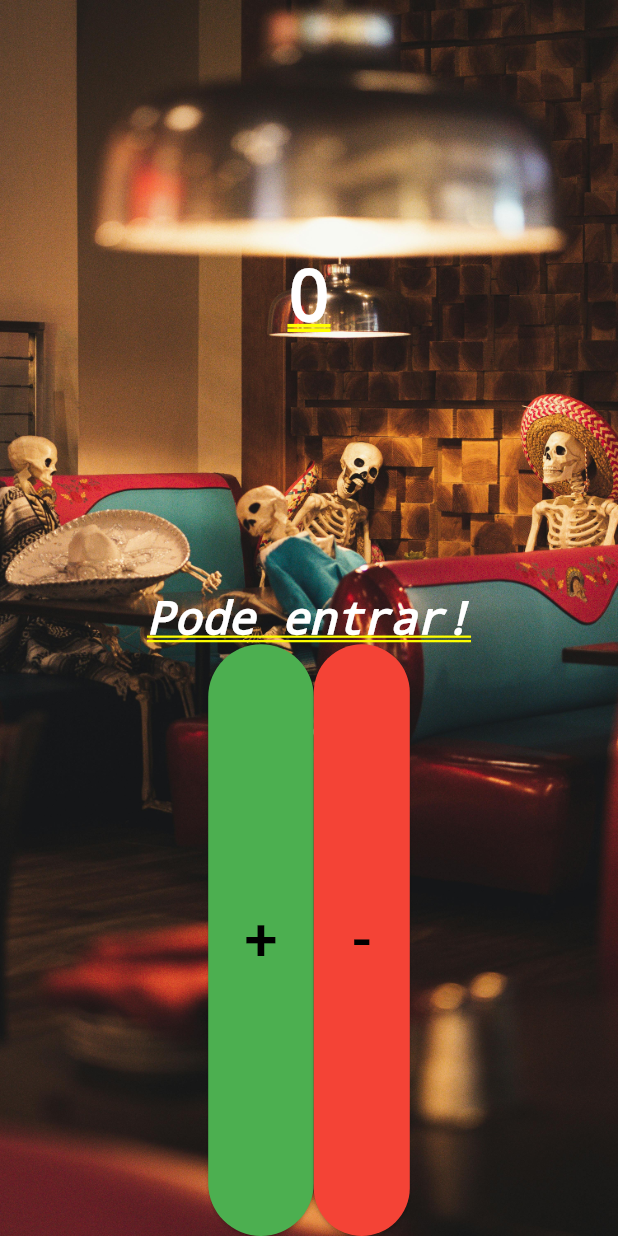
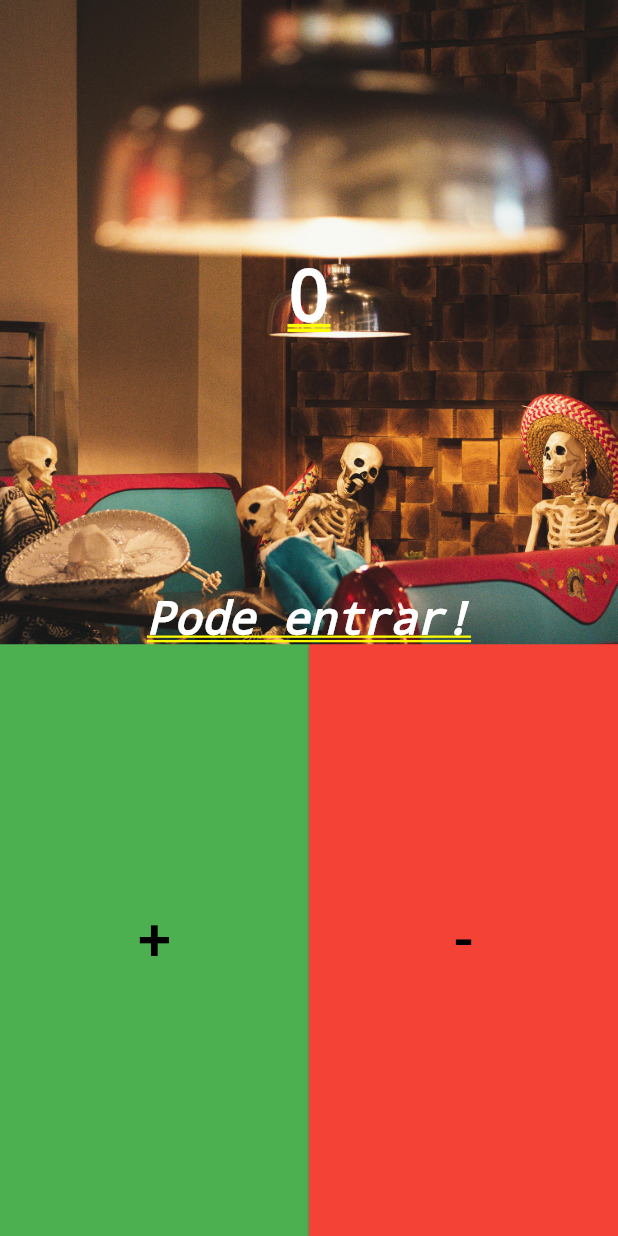
Before and after one commit to GuilhermeEDS/flutter_count, a Flutter app: the screen it shows after launch, on a phone screen of 412 x 824 dp. Run offline on Flutter 3.47's test engine with Material 3 defaults, Android fonts, the light colour scheme and no system bars.

Commit message:
Altera botões para preencherem a tela horizontalmente

```diff
--- a/lib/main.dart
+++ b/lib/main.dart
@@ -1,5 +1,4 @@
 import 'package:flutter/material.dart';
-import 'package:flutter/widgets.dart';
 
 void main() {
   runApp(const MaterialApp(title: "Contador de pessoas", home: Home()));
@@ -9,10 +8,10 @@ class Home extends StatefulWidget {
   const Home({super.key});
 
   @override
-  _HomeState createState() => _HomeState();
+  HomeState createState() => HomeState();
 }
 
-class _HomeState extends State<Home> {
+class HomeState extends State<Home> {
   int _pessoa = 0;
   String _mensagem = "Pode entrar!";
 
@@ -61,10 +60,15 @@ class _HomeState extends State<Home> {
                   mainAxisAlignment: MainAxisAlignment.center,
                   crossAxisAlignment: CrossAxisAlignment.stretch,
                   children: <Widget>[
-                    ElevatedButton(
-                      style: ButtonStyle(
-                        backgroundColor: MaterialStatePropertyAll(Colors.green),
-                      ),
+                    Expanded(
+                        child: ElevatedButton(
+                      style: const ButtonStyle(
+                          backgroundColor:
+                              MaterialStatePropertyAll(Colors.green),
+                          shape:
+                              MaterialStatePropertyAll<RoundedRectangleBorder>(
+                                  RoundedRectangleBorder(
+                                      borderRadius: BorderRadius.zero))),
                       child: const Text(
                         "+",
                         style: TextStyle(
@@ -75,11 +79,15 @@ class _HomeState extends State<Home> {
                       onPressed: () {
                         _changePeople(1);
                       },
-                    ),
-                    ElevatedButton(
-                      style: ButtonStyle(
-                        backgroundColor: MaterialStatePropertyAll(Colors.red),
-                      ),
+                    )),
+                    Expanded(
+                        child: ElevatedButton(
+                      style: const ButtonStyle(
+                          backgroundColor: MaterialStatePropertyAll(Colors.red),
+                          shape:
+                              MaterialStatePropertyAll<RoundedRectangleBorder>(
+                                  RoundedRectangleBorder(
+                                      borderRadius: BorderRadius.zero))),
                       child: const Text(
                         "-",
                         style: TextStyle(fontSize: 40.0, color: Colors.black),
@@ -87,7 +95,7 @@ class _HomeState extends State<Home> {
                       onPressed: () {
                         _changePeople(-1);
                       },
-                    ),
+                    )),
                   ]),
             )
           ],
```
